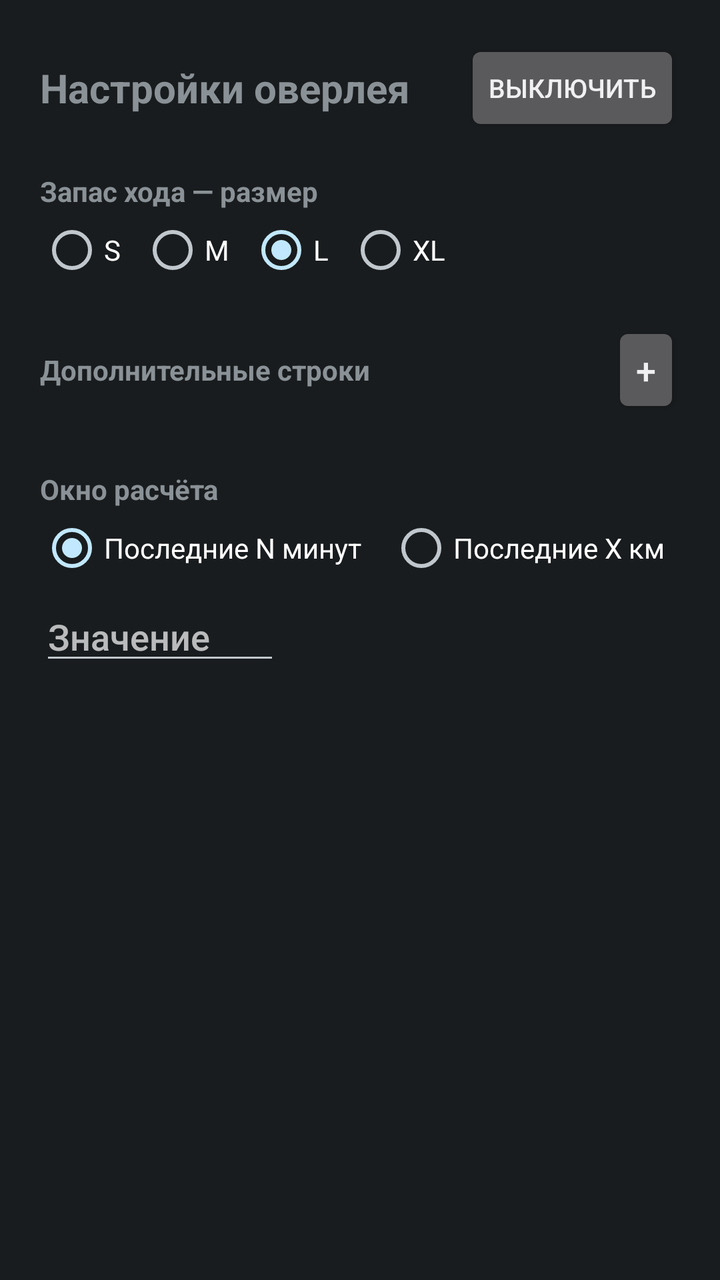
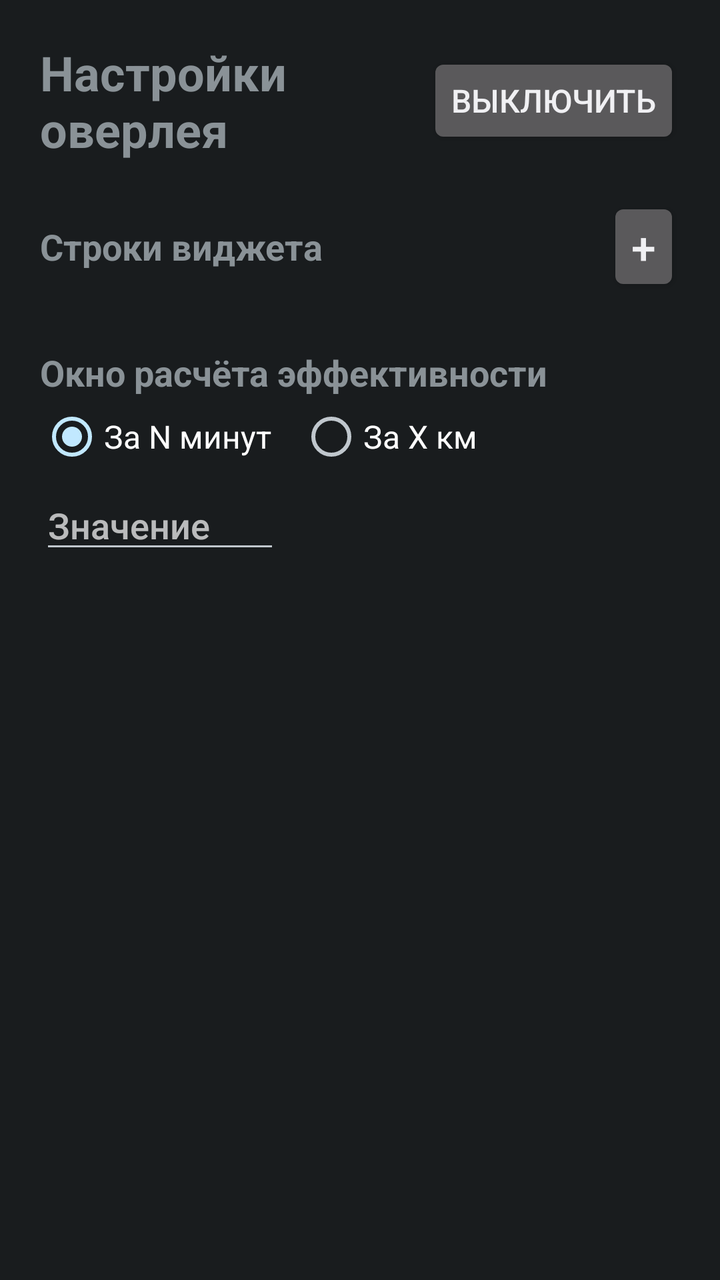

Compare the two renders of this Android layout. The source of the first and the diff that turns it into the second are given below.
<!-- AndroidManifest.xml: application theme android:Theme.DeviceDefault -->
<!-- res/layout/activity_widget.xml -->
<?xml version="1.0" encoding="utf-8"?>
<ScrollView xmlns:android="http://schemas.android.com/apk/res/android"
    android:layout_width="match_parent"
    android:layout_height="match_parent"
    android:fillViewport="true">

    <LinearLayout
        android:layout_width="match_parent"
        android:layout_height="wrap_content"
        android:orientation="vertical"
        android:padding="20dp">

        
        <LinearLayout
            android:layout_width="match_parent"
            android:layout_height="wrap_content"
            android:orientation="horizontal"
            android:gravity="center_vertical"
            android:layout_marginBottom="18dp">

            <TextView
                android:layout_width="0dp"
                android:layout_height="wrap_content"
                android:layout_weight="1"
                android:text="Настройки оверлея"
                android:textSize="20sp"
                android:textStyle="bold" />

            <Button
                android:id="@+id/btnToggleOverlay"
                android:layout_width="wrap_content"
                android:layout_height="wrap_content"
                android:text="Выключить"
                android:textSize="13sp" />
        </LinearLayout>

        
        <TextView
            android:layout_width="wrap_content"
            android:layout_height="wrap_content"
            android:text="Запас хода — размер"
            android:textSize="14sp"
            android:textStyle="bold"
            android:layout_marginBottom="4dp" />

        <RadioGroup
            android:id="@+id/rgRangeSize"
            android:layout_width="wrap_content"
            android:layout_height="wrap_content"
            android:orientation="horizontal"
            android:layout_marginBottom="20dp">
            <RadioButton android:id="@+id/rgRangeS"  android:layout_width="wrap_content"
                android:layout_height="wrap_content" android:text="S"
                android:minWidth="0dp" android:layout_marginEnd="10dp" />
            <RadioButton android:id="@+id/rgRangeM"  android:layout_width="wrap_content"
                android:layout_height="wrap_content" android:text="M"
                android:minWidth="0dp" android:layout_marginEnd="10dp" />
            <RadioButton android:id="@+id/rgRangeL"  android:layout_width="wrap_content"
                android:layout_height="wrap_content" android:text="L"
                android:checked="true" android:minWidth="0dp" android:layout_marginEnd="10dp" />
            <RadioButton android:id="@+id/rgRangeXL" android:layout_width="wrap_content"
                android:layout_height="wrap_content" android:text="XL"
                android:minWidth="0dp" />
        </RadioGroup>

        
        <LinearLayout
            android:layout_width="match_parent"
            android:layout_height="wrap_content"
            android:orientation="horizontal"
            android:gravity="center_vertical"
            android:layout_marginBottom="6dp">

            <TextView
                android:layout_width="0dp"
                android:layout_height="wrap_content"
                android:layout_weight="1"
                android:text="Дополнительные строки"
                android:textSize="14sp"
                android:textStyle="bold" />

            <Button
                android:id="@+id/btnAddLine"
                android:layout_width="wrap_content"
                android:layout_height="wrap_content"
                android:text="+"
                android:textSize="18sp"
                android:minWidth="0dp"
                android:paddingHorizontal="12dp" />
        </LinearLayout>

        <LinearLayout
            android:id="@+id/linesContainer"
            android:layout_width="match_parent"
            android:layout_height="wrap_content"
            android:orientation="vertical"
            android:layout_marginBottom="20dp" />

        
        <TextView
            android:layout_width="wrap_content"
            android:layout_height="wrap_content"
            android:text="Окно расчёта"
            android:textSize="14sp"
            android:textStyle="bold"
            android:layout_marginBottom="4dp" />

        <RadioGroup
            android:id="@+id/radioGroup"
            android:layout_width="wrap_content"
            android:layout_height="wrap_content"
            android:orientation="horizontal">
            <RadioButton android:id="@+id/radioTime" android:layout_width="wrap_content"
                android:layout_height="wrap_content"
                android:text="Последние N минут" android:checked="true" />
            <RadioButton android:id="@+id/radioKm" android:layout_width="wrap_content"
                android:layout_height="wrap_content"
                android:text="Последние X км"
                android:layout_marginStart="14dp" />
        </RadioGroup>

        <EditText
            android:id="@+id/editValue"
            android:layout_width="120dp"
            android:layout_height="wrap_content"
            android:hint="Значение"
            android:inputType="numberDecimal"
            android:layout_marginTop="6dp" />

    </LinearLayout>
</ScrollView>
<!-- resources referenced by this layout -->
<resources>

</resources>

<!-- the commit's change to res/layout/activity_widget.xml (unified diff, before → after) -->
@@ -23,7 +23,7 @@
                 android:layout_height="wrap_content"
                 android:layout_weight="1"
                 android:text="Настройки оверлея"
-                android:textSize="20sp"
+                android:textSize="24sp"
                 android:textStyle="bold" />
 
             <Button
@@ -31,37 +31,8 @@
                 android:layout_width="wrap_content"
                 android:layout_height="wrap_content"
                 android:text="Выключить"
-                android:textSize="13sp" />
+                android:textSize="16sp" />
         </LinearLayout>
-
-        
-        <TextView
-            android:layout_width="wrap_content"
-            android:layout_height="wrap_content"
-            android:text="Запас хода — размер"
-            android:textSize="14sp"
-            android:textStyle="bold"
-            android:layout_marginBottom="4dp" />
-
-        <RadioGroup
-            android:id="@+id/rgRangeSize"
-            android:layout_width="wrap_content"
-            android:layout_height="wrap_content"
-            android:orientation="horizontal"
-            android:layout_marginBottom="20dp">
-            <RadioButton android:id="@+id/rgRangeS"  android:layout_width="wrap_content"
-                android:layout_height="wrap_content" android:text="S"
-                android:minWidth="0dp" android:layout_marginEnd="10dp" />
-            <RadioButton android:id="@+id/rgRangeM"  android:layout_width="wrap_content"
-                android:layout_height="wrap_content" android:text="M"
-                android:minWidth="0dp" android:layout_marginEnd="10dp" />
-            <RadioButton android:id="@+id/rgRangeL"  android:layout_width="wrap_content"
-                android:layout_height="wrap_content" android:text="L"
-                android:checked="true" android:minWidth="0dp" android:layout_marginEnd="10dp" />
-            <RadioButton android:id="@+id/rgRangeXL" android:layout_width="wrap_content"
-                android:layout_height="wrap_content" android:text="XL"
-                android:minWidth="0dp" />
-        </RadioGroup>
 
         
         <LinearLayout
@@ -75,8 +46,8 @@
                 android:layout_width="0dp"
                 android:layout_height="wrap_content"
                 android:layout_weight="1"
-                android:text="Дополнительные строки"
-                android:textSize="14sp"
+                android:text="Строки виджета"
+                android:textSize="18sp"
                 android:textStyle="bold" />
 
             <Button
@@ -84,7 +55,7 @@
                 android:layout_width="wrap_content"
                 android:layout_height="wrap_content"
                 android:text="+"
-                android:textSize="18sp"
+                android:textSize="22sp"
                 android:minWidth="0dp"
                 android:paddingHorizontal="12dp" />
         </LinearLayout>
@@ -100,8 +71,8 @@
         <TextView
             android:layout_width="wrap_content"
             android:layout_height="wrap_content"
-            android:text="Окно расчёта"
-            android:textSize="14sp"
+            android:text="Окно расчёта эффективности"
+            android:textSize="18sp"
             android:textStyle="bold"
             android:layout_marginBottom="4dp" />
 
@@ -112,10 +83,12 @@
             android:orientation="horizontal">
             <RadioButton android:id="@+id/radioTime" android:layout_width="wrap_content"
                 android:layout_height="wrap_content"
-                android:text="Последние N минут" android:checked="true" />
+                android:textSize="16sp"
+                android:text="За N минут" android:checked="true" />
             <RadioButton android:id="@+id/radioKm" android:layout_width="wrap_content"
                 android:layout_height="wrap_content"
-                android:text="Последние X км"
+                android:textSize="16sp"
+                android:text="За X км"
                 android:layout_marginStart="14dp" />
         </RadioGroup>
 
@@ -124,6 +97,7 @@
             android:layout_width="120dp"
             android:layout_height="wrap_content"
             android:hint="Значение"
+            android:textSize="18sp"
             android:inputType="numberDecimal"
             android:layout_marginTop="6dp" />
 
